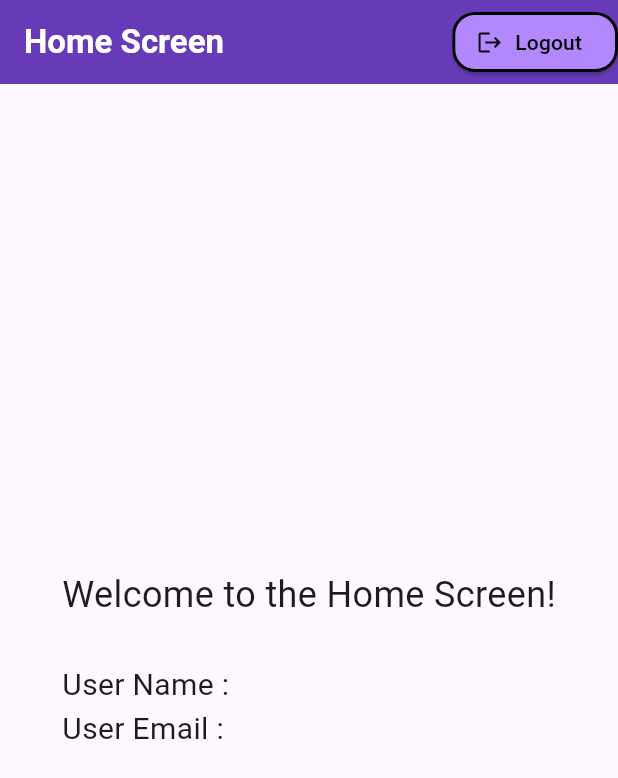
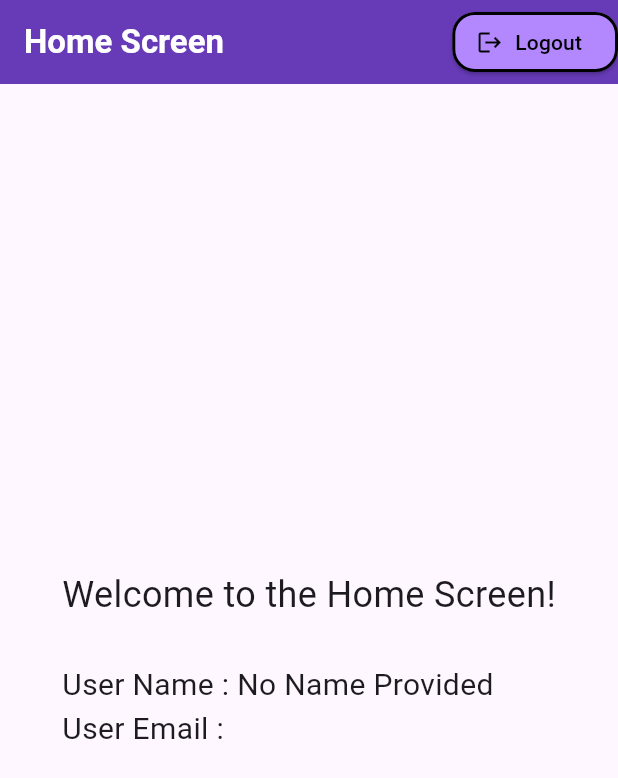
Before and after one commit to rz-rahimi01/Flutter-Projects-60-Days-Challenge, a Flutter app: the HomeScreen screen opened directly, on a phone screen of 412 x 824 dp. Shown: the top 778 px of the screen. Run offline on Flutter 3.47's test engine with Material 3 defaults, Android fonts, the phone set to English and light mode, and no system bars; our stand-ins replace firebase_auth, firebase_core, hive_flutter; accounts and stored records are empty.

Commit message:
Week 4 Day 7

```diff
--- a/Week 4/FirebaseAuthApp/lib/screens/home_screen.dart
+++ b/Week 4/FirebaseAuthApp/lib/screens/home_screen.dart
@@ -17,7 +17,11 @@ class _HomeScreenState extends State<HomeScreen> {
   void initState() {
     super.initState();
     email = user?.email ?? "No Email";
-    name = user?.displayName ?? "No Name Provided";
+    final rawName = user?.displayName;
+    name =
+        (rawName == null || rawName.trim().isEmpty)
+            ? "No Name Provided"
+            : rawName;
   }
 
   @override
```
Also changed, not shown: Week 4/FirebaseAuthApp/lib/screens/login_screen.dart (+34 -8 lines), Week 4/FirebaseAuthApp/lib/screens/register_screen.dart (+33 -8 lines).
